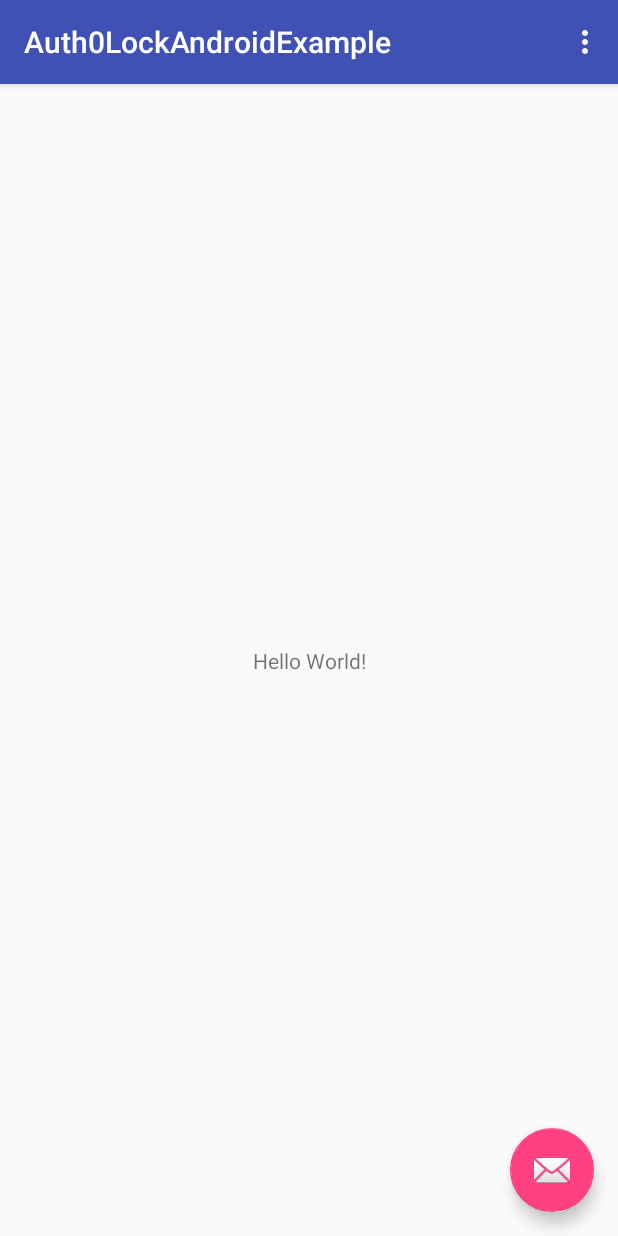
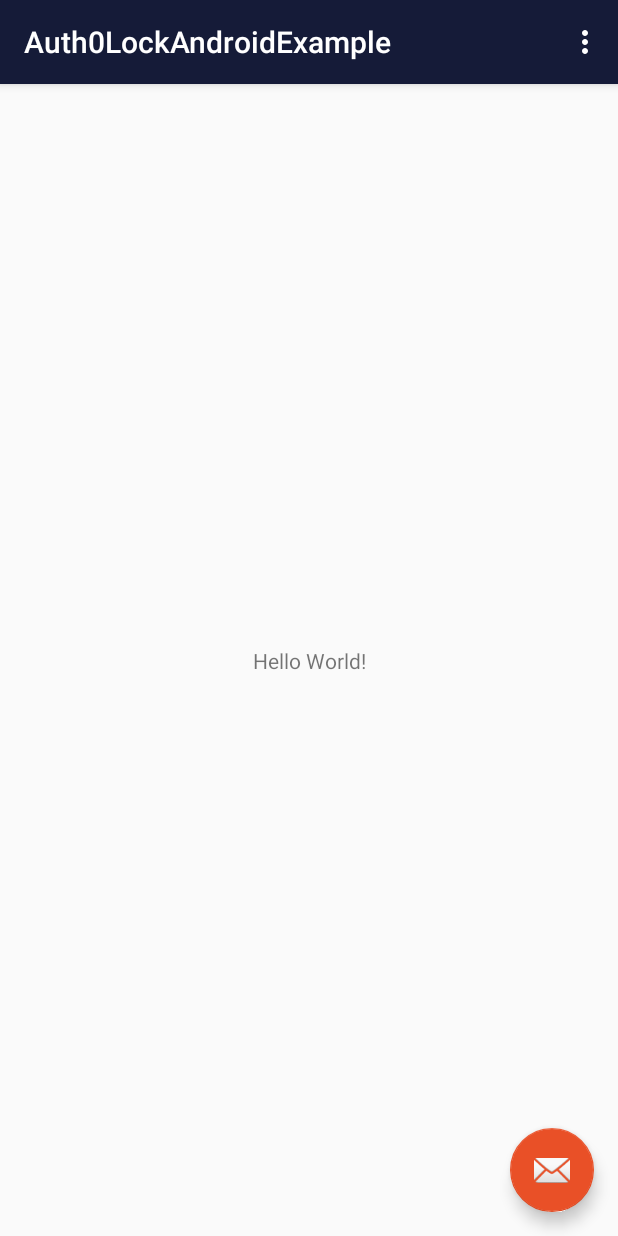
Before and after one commit to Nsikaktopdown/Auth0LockAndroidExample, an Android app: the screen it shows after launch (MainActivity), on a phone screen of 412 x 824 dp. Run offline under Robolectric (Android 15) with nearby library versions, the phone set to English and light mode, and no system bars; libraries missing offline, so code that uses them is left out: com.auth0.android; 3 statements that could not run were skipped.

```diff
--- a/app/src/main/AndroidManifest.xml
+++ b/app/src/main/AndroidManifest.xml
@@ -2,6 +2,7 @@
 <manifest xmlns:android="http://schemas.android.com/apk/res/android"
     package="com.nsikakthompson.auth0lockandroidexample">
 
+    <uses-permission android:name="android.permission.INTERNET" />
     <application
         android:allowBackup="true"
         android:icon="@mipmap/ic_launcher"
@@ -18,7 +19,12 @@
 
                 <category android:name="android.intent.category.LAUNCHER" />
             </intent-filter>
+
+
+
         </activity>
+
+
     </application>
 
 </manifest>
--- a/app/src/main/res/values/colors.xml
+++ b/app/src/main/res/values/colors.xml
@@ -1,6 +1,6 @@
 <?xml version="1.0" encoding="utf-8"?>
 <resources>
-    <color name="colorPrimary">#3F51B5</color>
-    <color name="colorPrimaryDark">#303F9F</color>
-    <color name="colorAccent">#FF4081</color>
+    <color name="colorPrimary">#151B38</color>
+    <color name="colorPrimaryDark">#070D2B</color>
+    <color name="colorAccent">#E95027</color>
 </resources>
--- a/app/src/main/res/values/strings.xml
+++ b/app/src/main/res/values/strings.xml
@@ -1,4 +1,6 @@
 <resources>
     <string name="app_name">Auth0LockAndroidExample</string>
     <string name="action_settings">Settings</string>
+    <string name="com_auth0_domain">nsikaktom.auth0.com</string>
+    <string name="auth_client_id">HlB2qj3eJaEj2XbiEZ4d0xG3v8uwsmte</string>
 </resources>
--- a/app/src/main/res/values/styles.xml
+++ b/app/src/main/res/values/styles.xml
@@ -17,4 +17,6 @@
 
     <style name="AppTheme.PopupOverlay" parent="ThemeOverlay.AppCompat.Light" />
 
+
+
 </resources>
```
Also changed, not shown: app/build.gradle (+15 -6 lines), app/src/main/java/com/nsikakthompson/auth0lockandroidexample/MainActivity.java (+46 -1 lines).
